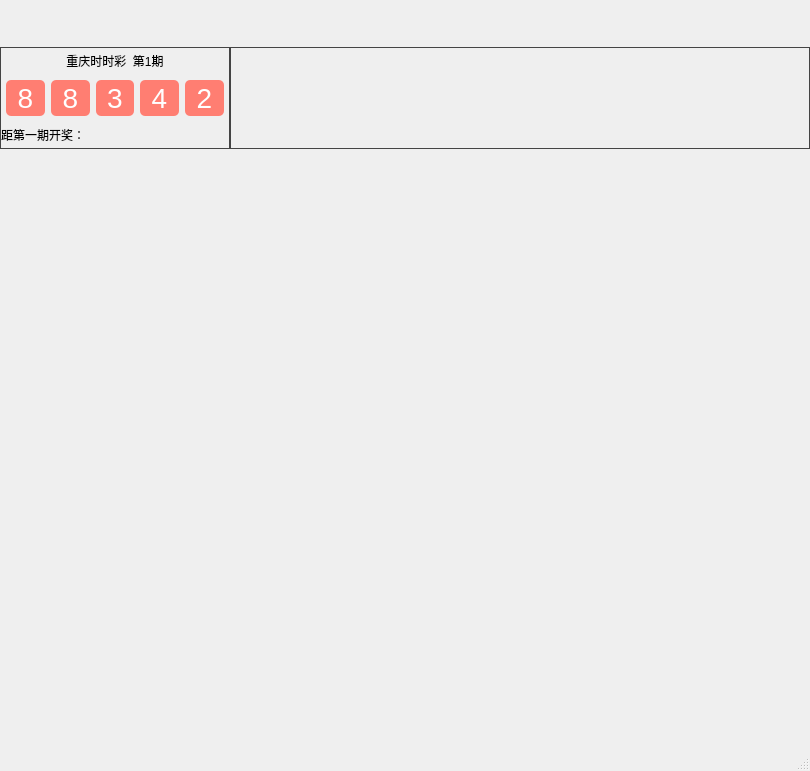
The window that StockManageSystem/mainwindow/mainwindow.ui (YYC572652645/Stock) describes before a commit, drawn with Qt 5.
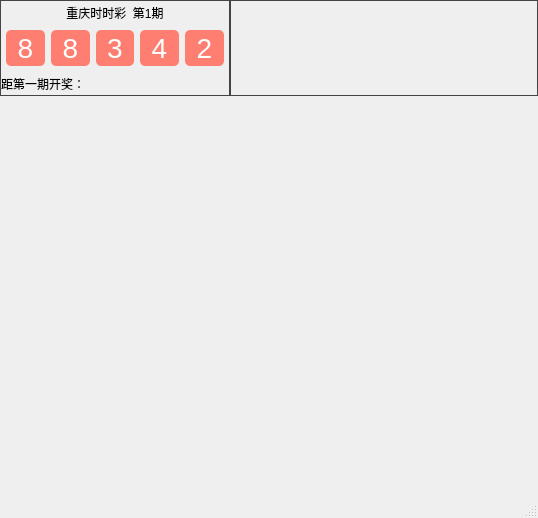
The same window after the commit. Custom widgets are drawn as their Qt base class.

What changed in the file:
```diff
--- a/StockManageSystem/mainwindow/mainwindow.ui
+++ b/StockManageSystem/mainwindow/mainwindow.ui
@@ -6,8 +6,8 @@
    <rect>
     <x>0</x>
     <y>0</y>
-    <width>810</width>
-    <height>771</height>
+    <width>538</width>
+    <height>518</height>
    </rect>
   </property>
   <property name="minimumSize">
@@ -42,34 +42,7 @@
        <number>0</number>
       </property>
       <item>
-       <layout class="QVBoxLayout" name="verticalLayout">
-        <item>
-         <spacer name="horizontalSpacer">
-          <property name="orientation">
-           <enum>Qt::Horizontal</enum>
-          </property>
-          <property name="sizeHint" stdset="0">
-           <size>
-            <width>40</width>
-            <height>25</height>
-           </size>
-          </property>
-         </spacer>
-        </item>
-        <item>
-         <spacer name="horizontalSpacer_2">
-          <property name="orientation">
-           <enum>Qt::Horizontal</enum>
-          </property>
-          <property name="sizeHint" stdset="0">
-           <size>
-            <width>40</width>
-            <height>22</height>
-           </size>
-          </property>
-         </spacer>
-        </item>
-       </layout>
+       <layout class="QVBoxLayout" name="verticalLayout"/>
       </item>
       <item>
        <layout class="QHBoxLayout" name="horizontalLayout">
@@ -305,7 +278,7 @@
         <property name="minimumSize">
          <size>
           <width>0</width>
-          <height>600</height>
+          <height>400</height>
          </size>
         </property>
        </widget>
```
